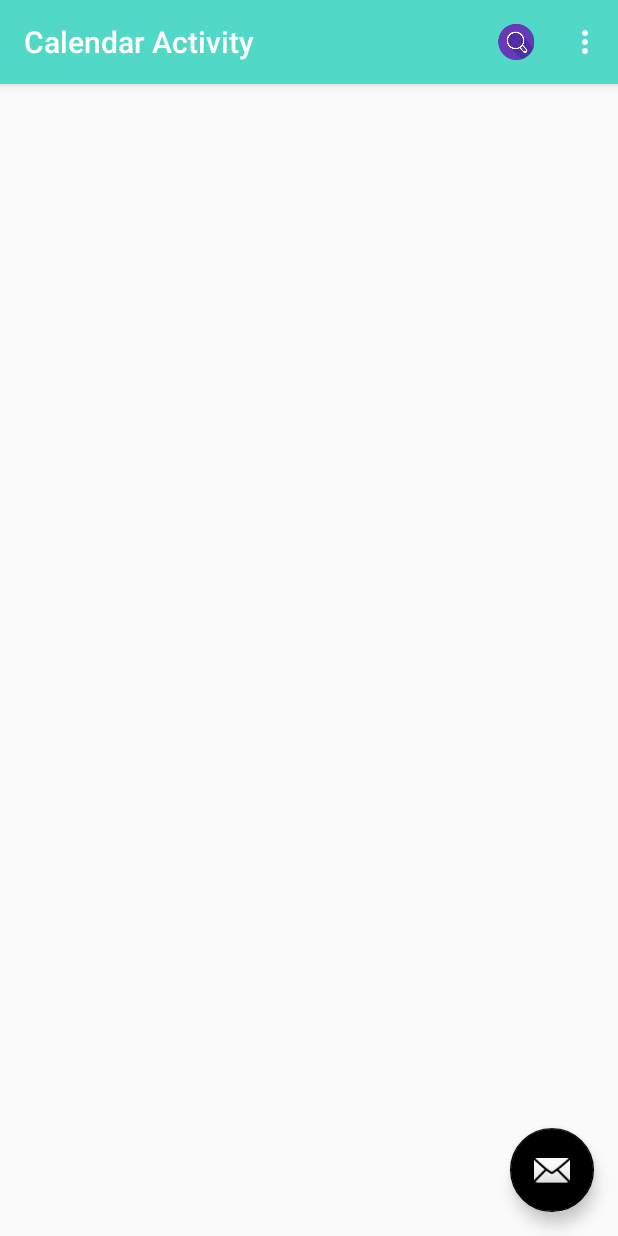
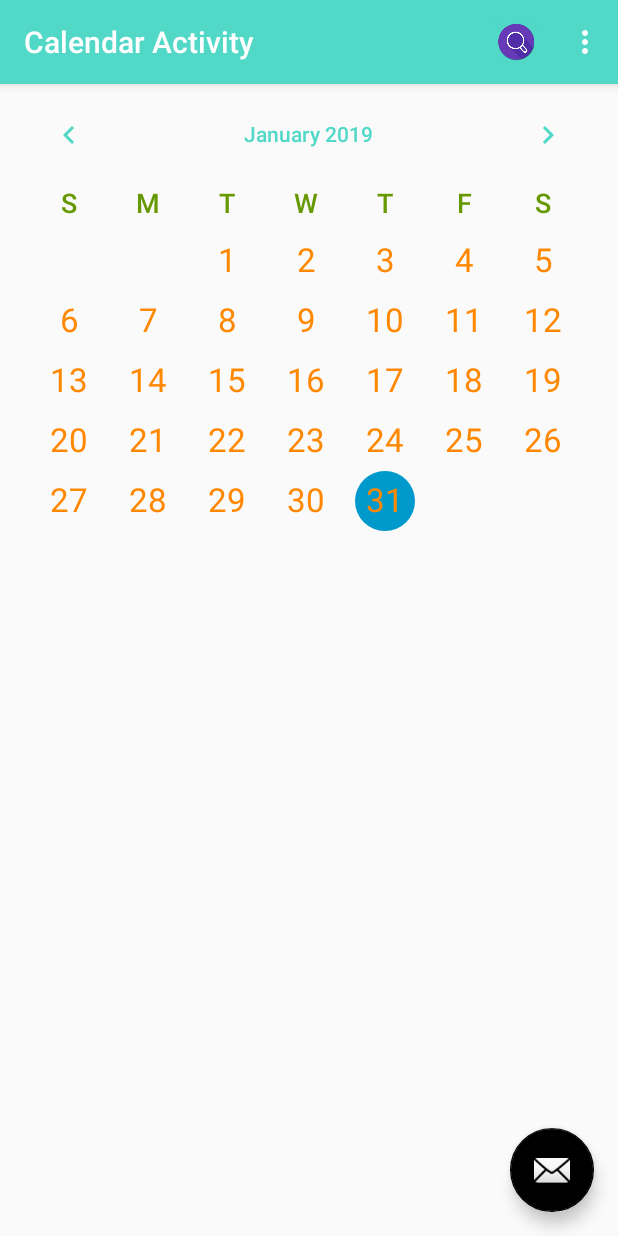
Before and after one commit to jiduncan/Travlendar, an Android app: the CalendarActivity screen opened directly, with no data from a screen before it, on a phone screen of 412 x 824 dp. Run offline under Robolectric (Android 15) with nearby library versions, the phone set to English and light mode, and no system bars.

Commit message:
Calender view using CalenderView
The calendar view using the android calendar widget

```diff
--- a/app/src/main/res/layout/content_calendar.xml
+++ b/app/src/main/res/layout/content_calendar.xml
@@ -8,4 +8,19 @@
     tools:context=".activities.CalendarActivity"
     tools:showIn="@layout/activity_calendar">
 
+    <CalendarView
+        android:id="@+id/calendarView"
+        android:layout_width="411dp"
+        android:layout_height="431dp"
+        android:dateTextAppearance="@style/CalenderViewDateCustomText"
+        android:theme="@style/CalenderViewCustom"
+        android:weekDayTextAppearance="@style/CalenderViewWeekCustomText"
+        app:layout_constraintBottom_toBottomOf="parent"
+        app:layout_constraintHorizontal_bias="0.0"
+        app:layout_constraintLeft_toLeftOf="parent"
+        app:layout_constraintRight_toRightOf="parent"
+        app:layout_constraintTop_toTopOf="parent"
+        app:layout_constraintVertical_bias="0.0" />
+
+
 </android.support.constraint.ConstraintLayout>
--- a/app/src/main/res/values/styles.xml
+++ b/app/src/main/res/values/styles.xml
@@ -23,6 +23,21 @@
 
     <style name="AppTheme.PopupOverlay" parent="ThemeOverlay.AppCompat.Light" />
 
+
+    <style name="CalenderViewCustom" parent="Theme.AppCompat">
+        <item name="colorAccent">@android:color/holo_blue_dark</item>
+        <item name="colorPrimary">@android:color/darker_gray</item>
+        <item name="android:textColorPrimary">@color/colorPrimary</item>
+    </style>
+
+    <style name="CalenderViewDateCustomText" parent="android:TextAppearance.DeviceDefault.Large">
+        <item name="android:textColor">@android:color/holo_orange_dark</item>
+    </style>
+
+    <style name="CalenderViewWeekCustomText" parent="android:TextAppearance.DeviceDefault.Medium">
+        <item name="android:textColor">@android:color/holo_green_dark</item>
+    </style>
+
     <!--<style name="TextAppearance.App.TextInputLayout" parent="@android:style/TextAppearance">
         <item name="android:textColor">@color/colorAccent</item>
     </style>
```
